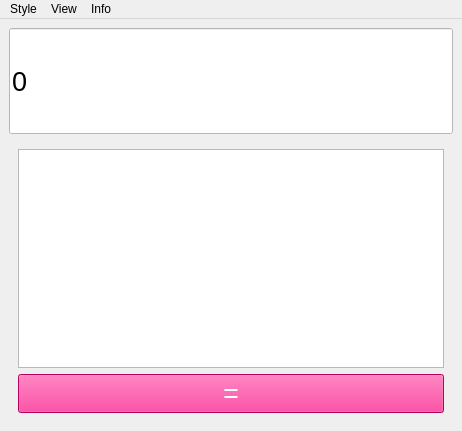
First picture: the form in ui.ui, repository l1mafresh/simple-calc, before the edit.
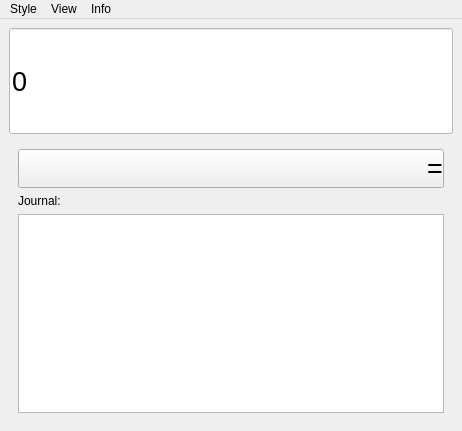
Second picture: the form after the edit. The open tabs and pages were chosen to show the change. Icons and pictures are not drawn.

Commit message: Improved work with paper mode

What changed in the file:
```diff
--- a/ui.ui
+++ b/ui.ui
@@ -1082,18 +1082,6 @@
        <layout class="QVBoxLayout" name="verticalLayout_2">
         <item>
          <layout class="QVBoxLayout" name="verticalLayout">
-          <item>
-           <widget class="QTextEdit" name="textEdit">
-            <property name="font">
-             <font>
-              <pointsize>20</pointsize>
-             </font>
-            </property>
-            <property name="readOnly">
-             <bool>true</bool>
-            </property>
-           </widget>
-          </item>
           <item>
            <widget class="QPushButton" name="btn_equal_3">
             <property name="sizePolicy">
@@ -1105,17 +1093,39 @@
             <property name="font">
              <font>
               <pointsize>20</pointsize>
+              <hintingpreference>PreferDefaultHinting</hintingpreference>
              </font>
             </property>
+            <property name="layoutDirection">
+             <enum>Qt::LeftToRight</enum>
+            </property>
             <property name="styleSheet">
-             <string notr="true">color: rgb(255, 255, 255);
-background-color: rgb(255, 0, 127);</string>
+             <string notr="true">text-align: right;</string>
             </property>
             <property name="text">
              <string>=</string>
             </property>
            </widget>
           </item>
+          <item>
+           <widget class="QLabel" name="label">
+            <property name="text">
+             <string>Journal:</string>
+            </property>
+           </widget>
+          </item>
+          <item>
+           <widget class="QTextEdit" name="textEdit">
+            <property name="font">
+             <font>
+              <pointsize>20</pointsize>
+             </font>
+            </property>
+            <property name="readOnly">
+             <bool>true</bool>
+            </property>
+           </widget>
+          </item>
          </layout>
         </item>
        </layout>
```
The commit also changes 2 other files.
